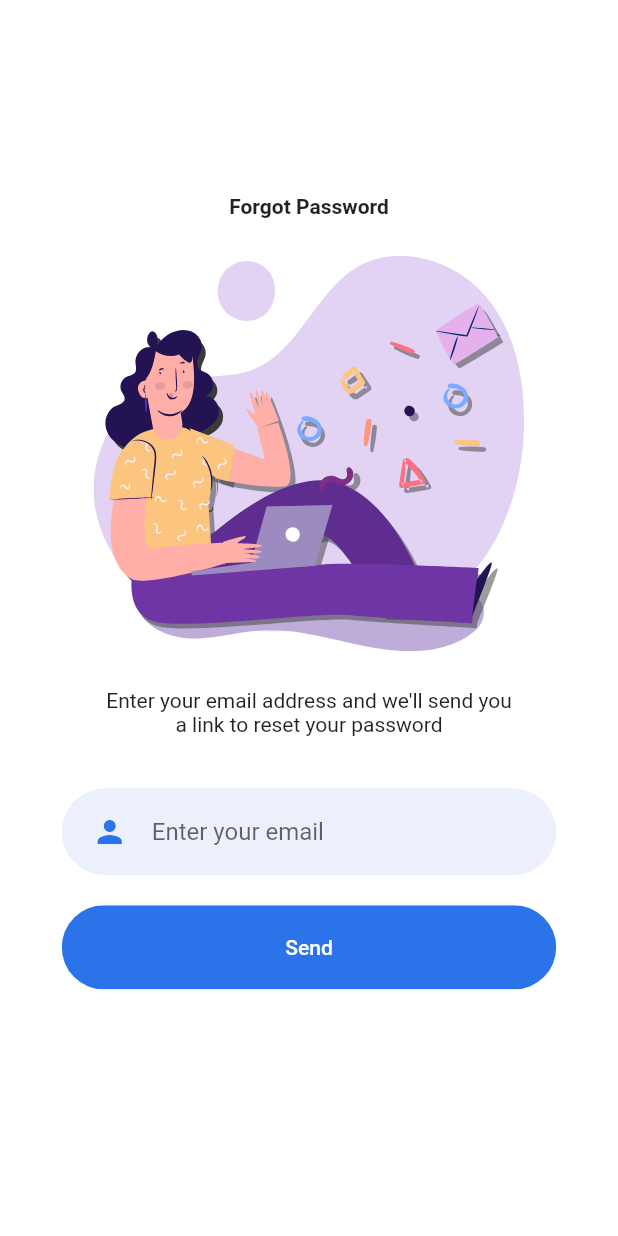
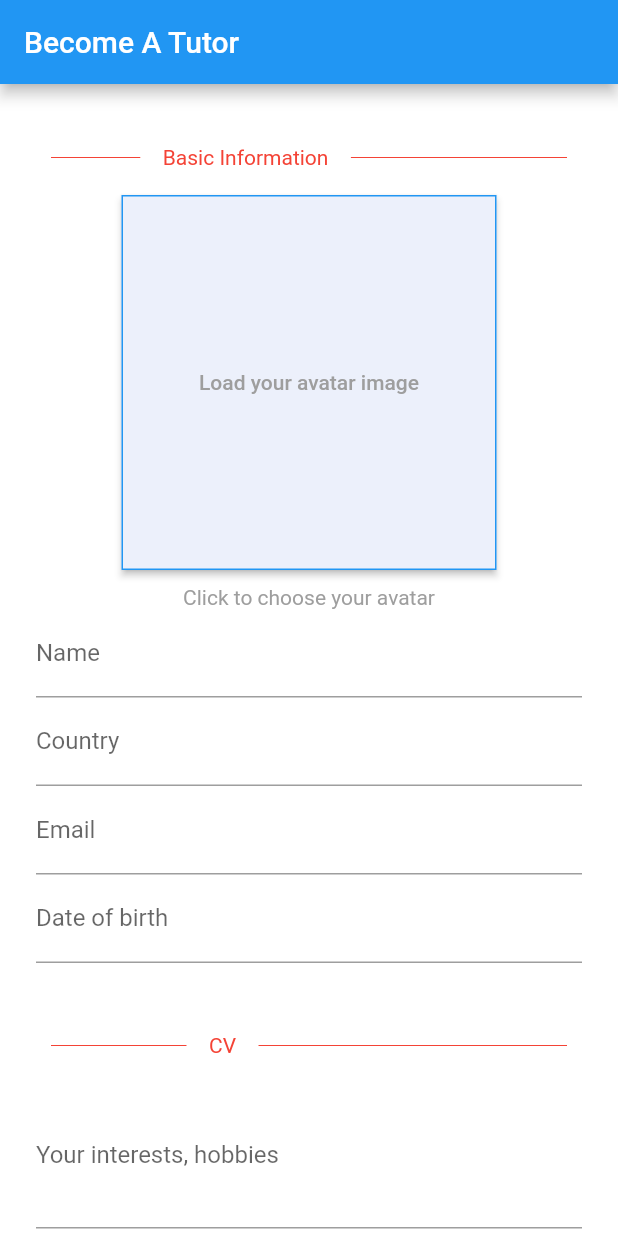
Before and after one commit to hoangpm6814/One-On-One-Learning, a Flutter app: the screen it shows after launch, on a phone screen of 412 x 824 dp. Run offline on Flutter 3.47's test engine with Material 2 defaults, Android fonts, the phone set to English and light mode, and no system bars; our stand-ins replace flutter_svg.

Commit message:
Create most necessary fields

```diff
--- /dev/null
+++ b/lib/Pages/BecomeATutor/avatar_picker.dart
@@ -0,0 +1,94 @@
+import 'dart:io';
+import 'package:flutter/material.dart';
+import 'package:lettutor/constants.dart';
+// import 'package:image_picker/image_picker.dart';
+
+class AvatarPicker extends StatefulWidget {
+  @override
+  _AvatarPickerState createState() => _AvatarPickerState();
+}
+
+class _AvatarPickerState extends State<AvatarPicker> {
+  /// Variables
+  File imageFile;
+
+  /// Widget
+  @override
+  Widget build(BuildContext context) {
+    return Container(
+      child: imageFile == null
+          ? Container(
+              alignment: Alignment.center,
+              child: Column(
+                mainAxisAlignment: MainAxisAlignment.center,
+                children: <Widget>[
+                  ElevatedButton(
+                    onPressed: () {
+                      print('Button Pressed');
+                    },
+                    style: ElevatedButton.styleFrom(
+                      primary: kPrimaryLightColor,
+                      fixedSize: Size(250, 250),
+                      shape: RoundedRectangleBorder(
+                          side: BorderSide(
+                              color: Colors.blue,
+                              width: 1,
+                              style: BorderStyle.solid),
+                          borderRadius: BorderRadius.circular(0)),
+                    ),
+                    child: Text(
+                      'Load your avatar image',
+                      style: TextStyle(
+                        color: Colors.grey,
+                      ),
+                    ),
+                  ),
+                  Container(
+                    height: 10.0,
+                  ),
+                  Container(
+                    child: Text(
+                      'Click to choose your avatar',
+                      style: TextStyle(color: Colors.grey, fontSize: 14),
+                    ),
+                  ),
+                ],
+              ),
+            )
+          : Container(
+              child: Image.file(
+                imageFile,
+                fit: BoxFit.cover,
+              ),
+            ),
+    );
+  }
+
+  /// Get from gallery
+  // _getFromGallery() async {
+  //   PickedFile pickedFile = await ImagePicker().getImage(
+  //     source: ImageSource.gallery,
+  //     maxWidth: 1800,
+  //     maxHeight: 1800,
+  //   );
+  //   if (pickedFile != null) {
+  //     setState(() {
+  //       imageFile = File(pickedFile.path);
+  //     });
+  //   }
+  // }
+
+  // /// Get from Camera
+  // _getFromCamera() async {
+  //   PickedFile pickedFile = await ImagePicker().getImage(
+  //     source: ImageSource.camera,
+  //     maxWidth: 1800,
+  //     maxHeight: 1800,
+  //   );
+  //   if (pickedFile != null) {
+  //     setState(() {
+  //       imageFile = File(pickedFile.path);
+  //     });
+  //   }
+  // }
+}
--- /dev/null
+++ b/lib/Pages/BecomeATutor/input_fields.dart
@@ -0,0 +1,278 @@
+import 'package:flutter/material.dart';
+import 'package:lettutor/Pages/BecomeATutor/avatar_picker.dart';
+import 'package:lettutor/Pages/BecomeATutor/choose_level_radio_button.dart';
+import 'package:lettutor/Pages/BecomeATutor/part_divider.dart';
+
+class InputField extends StatefulWidget {
+  @override
+  State<StatefulWidget> createState() {
+    return InputFieldState();
+  }
+}
+
+class InputFieldState extends State<InputField> {
+  String _name;
+  String _email;
+  String _country;
+  String _dateOfBirth;
+  String _interest;
+  String _education;
+  String _experience;
+  String _job;
+  String _language;
+  String _introduction;
+
+  final GlobalKey<FormState> _formKey = GlobalKey<FormState>();
+
+  Widget _buildName() {
+    return TextFormField(
+      decoration: InputDecoration(labelText: 'Name'),
+      // maxLength: 30,
+      validator: (String value) {
+        if (value.isEmpty) {
+          return 'Name is Required';
+        }
+
+        return null;
+      },
+      onSaved: (String value) {
+        _name = value;
+      },
+    );
+  }
+
+  Widget _buildCountry() {
+    return TextFormField(
+      decoration: InputDecoration(labelText: 'Country'),
+      // maxLength: 30,
+      validator: (String value) {
+        if (value.isEmpty) {
+          return 'Country is Required';
+        }
+
+        return null;
+      },
+      onSaved: (String value) {
+        _country = value;
+      },
+    );
+  }
+
+  Widget _buildEmail() {
+    return TextFormField(
+      decoration: InputDecoration(labelText: 'Email'),
+      validator: (String value) {
+        if (value.isEmpty) {
+          return 'Email is Required';
+        }
+
+        if (!RegExp(
+                r"[a-z0-9!#$%&'*+/=?^_`{|}~-]+(?:\.[a-z0-9!#$%&'*+/=?^_`{|}~-]+)*@(?:[a-z0-9](?:[a-z0-9-]*[a-z0-9])?\.)+[a-z0-9](?:[a-z0-9-]*[a-z0-9])?")
+            .hasMatch(value)) {
+          return 'Please enter a valid email Address';
+        }
+
+        return null;
+      },
+      onSaved: (String value) {
+        _email = value;
+      },
+    );
+  }
+
+  Widget _buildDateOfBirth() {
+    return TextFormField(
+      decoration: InputDecoration(labelText: 'Date of birth'),
+      // keyboardType: TextInputType.phone,
+      validator: (String value) {
+        if (value.isEmpty) {
+          return 'Date of birth is Required';
+        }
+
+        return null;
+      },
+      onSaved: (String value) {
+        _dateOfBirth = value;
+      },
+    );
+  }
+
+  Widget _buildInterest() {
+    return TextFormField(
+      decoration: InputDecoration(labelText: 'Your interests, hobbies'),
+      validator: (String value) {
+        if (value.isEmpty) {
+          return 'Interest is required';
+        }
+
+        return null;
+      },
+      onSaved: (String value) {
+        _interest = value;
+      },
+      // autofocus: false,
+      keyboardType: TextInputType.multiline,
+      maxLength: 200,
+      maxLines: 3,
+    );
+  }
+
+  Widget _buildEducation() {
+    return TextFormField(
+      decoration: InputDecoration(labelText: 'Your education, degrees'),
+      validator: (String value) {
+        if (value.isEmpty) {
+          return 'Education is required';
+        }
+
+        return null;
+      },
+      onSaved: (String value) {
+        _education = value;
+      },
+      // autofocus: false,
+      keyboardType: TextInputType.multiline,
+      maxLength: 200,
+      maxLines: 3,
+    );
+  }
+
+  Widget _buildExperience() {
+    return TextFormField(
+      decoration: InputDecoration(labelText: 'Your experience'),
+      validator: (String value) {
+        if (value.isEmpty) {
+          return 'Experience is required';
+        }
+
+        return null;
+      },
+      onSaved: (String value) {
+        _experience = value;
+      },
+      // autofocus: false,
+      keyboardType: TextInputType.multiline,
+      maxLength: 200,
+      maxLines: 3,
+    );
+  }
+
+  Widget _buildJob() {
+    return TextFormField(
+      decoration: InputDecoration(labelText: 'Your previous or current job'),
+      validator: (String value) {
+        if (value.isEmpty) {
+          return 'Job is required';
+        }
+
+        return null;
+      },
+      onSaved: (String value) {
+        _job = value;
+      },
+      // autofocus: false,
+      keyboardType: TextInputType.multiline,
+      maxLength: 200,
+      maxLines: 3,
+    );
+  }
+
+  Widget _buildLanguage() {
+    return TextFormField(
+      decoration: InputDecoration(labelText: 'Your languages'),
+      validator: (String value) {
+        if (value.isEmpty) {
+          return 'Language is required';
+        }
+
+        return null;
+      },
+      onSaved: (String value) {
+        _language = value;
+      },
+      // autofocus: false,
+      keyboardType: TextInputType.multiline,
+      maxLength: 200,
+      maxLines: 3,
+    );
+  }
+
+  Widget _buildTeaching() {
+    return TextFormField(
+      decoration: InputDecoration(labelText: 'Introduction'),
+      validator: (String value) {
+        if (value.isEmpty) {
+          return 'Introduction is required';
+        }
+
+        return null;
+      },
+      onSaved: (String value) {
+        _introduction = value;
+      },
+      // autofocus: false,
+      keyboardType: TextInputType.multiline,
+      maxLength: 200,
+      maxLines: 3,
+    );
+  }
+
+  @override
+  Widget build(BuildContext context) {
+    return Scaffold(
+      appBar: AppBar(title: Text("Become A Tutor")),
+      body: SingleChildScrollView(
+        child: Container(
+          margin: EdgeInsets.all(24),
+          child: Form(
+            key: _formKey,
+            child: Column(
+              mainAxisAlignment: MainAxisAlignment.center,
+              children: <Widget>[
+                PartDivider(text: "Basic Information"),
+                AvatarPicker(),
+                _buildName(),
+                _buildCountry(),
+                _buildEmail(),
+                _buildDateOfBirth(),
+                SizedBox(height: 30),
+                PartDivider(text: "CV"),
+                _buildInterest(),
+                _buildEducation(),
+                _buildExperience(),
+                _buildJob(),
+                SizedBox(height: 30),
+                PartDivider(text: "Language"),
+                _buildLanguage(),
+                SizedBox(height: 30),
+                PartDivider(text: "Teaching"),
+                _buildTeaching(),
+                LevelRadio(),
+                PartDivider(text: "Introduction Video"),
+                ElevatedButton(
+                  child: Text(
+                    'Submit',
+                    style: TextStyle(color: Colors.white, fontSize: 16),
+                  ),
+                  onPressed: () {
+                    if (!_formKey.currentState.validate()) {
+                      return;
+                    }
+
+                    _formKey.currentState.save();
+
+                    print(_name);
+                    print(_email);
+                    print(_dateOfBirth);
+
+                    //Send to API
+                  },
+                )
+              ],
+            ),
+          ),
+        ),
+      ),
+    );
+  }
+}
--- /dev/null
+++ b/lib/Pages/BecomeATutor/part_divider.dart
@@ -0,0 +1,38 @@
+import 'package:flutter/material.dart';
+
+class PartDivider extends StatelessWidget {
+  final String text;
+  const PartDivider({
+    Key key,
+    @required this.text,
+  }) : super(key: key);
+  @override
+  Widget build(BuildContext context) {
+    return Row(
+      children: <Widget>[
+        Expanded(
+          flex: 1,
+          child: new Container(
+              margin: const EdgeInsets.only(left: 10.0, right: 15.0),
+              child: Divider(
+                color: Colors.red,
+                height: 50,
+              )),
+        ),
+        Text(
+          text,
+          style: TextStyle(color: Colors.red),
+        ),
+        Expanded(
+          flex: 2,
+          child: new Container(
+              margin: const EdgeInsets.only(left: 15.0, right: 10.0),
+              child: Divider(
+                color: Colors.red,
+                height: 50,
+              )),
+        ),
+      ],
+    );
+  }
+}
--- a/lib/Pages/ForgotPassword/body.dart
+++ b/lib/Pages/ForgotPassword/body.dart
@@ -1,10 +1,7 @@
 import 'package:flutter/material.dart';
 import 'package:flutter_svg/svg.dart';
-import 'package:lettutor/Pages/Signup/signup_page.dart';
-import 'package:lettutor/customWidgets/already_have_account_check.dart';
 import 'package:lettutor/customWidgets/rounded_button.dart';
 import 'package:lettutor/customWidgets/rounded_input_field.dart';
-import 'package:lettutor/customWidgets/rounded_password_field.dart';
 
 class Body extends StatelessWidget {
   const Body({
--- a/lib/main.dart
+++ b/lib/main.dart
@@ -1,14 +1,8 @@
 import 'package:flutter/material.dart';
+import 'package:lettutor/Pages/BecomeATutor/avatar_picker.dart';
+import 'package:lettutor/Pages/BecomeATutor/input_fields.dart';
+import 'package:lettutor/Pages/BecomeATutor/stepper.dart';
 import 'package:lettutor/Pages/ForgotPassword/forgot_password_page.dart';
-import 'package:lettutor/Pages/ListTutor/list_tutor.dart';
-import 'package:lettutor/Pages/ListTutor/search_tutor.dart';
-import 'package:lettutor/Pages/Signup/signup_page.dart';
-// import 'package:lettutor/Pages/ListTutor/list_tutor.dart';
-import 'package:lettutor/Pages/Welcome/welcome_page.dart';
-// import 'package:lettutor/Pages/ListTutor/search_tutor.dart';
-// import 'package:lettutor/Pages/Login/login_page.dart';
-// import 'package:lettutor/Pages/Welcome/welcome_page.dart';
-// import 'package:lettutor/Pages/Welcome/welcome_page.dart';
 import 'package:lettutor/constants.dart';
 
 void main() => runApp(MyApp());
@@ -24,7 +18,7 @@ class MyApp extends StatelessWidget {
         primaryColor: kPrimaryColor,
         scaffoldBackgroundColor: Colors.white,
       ),
-      home: ForgotPasswordPage(),
+      home: InputField(),
     );
   }
 }
```
Also changed, not shown: lib/Pages/BecomeATutor/become_a_tutor.dart (added, +41 -0 lines), lib/Pages/BecomeATutor/choose_kinds_multiselect.dart (added, +84 -0 lines), lib/Pages/BecomeATutor/choose_level_radio_button.dart (added, +80 -0 lines), lib/Pages/BecomeATutor/stepper.dart (added, +74 -0 lines).
